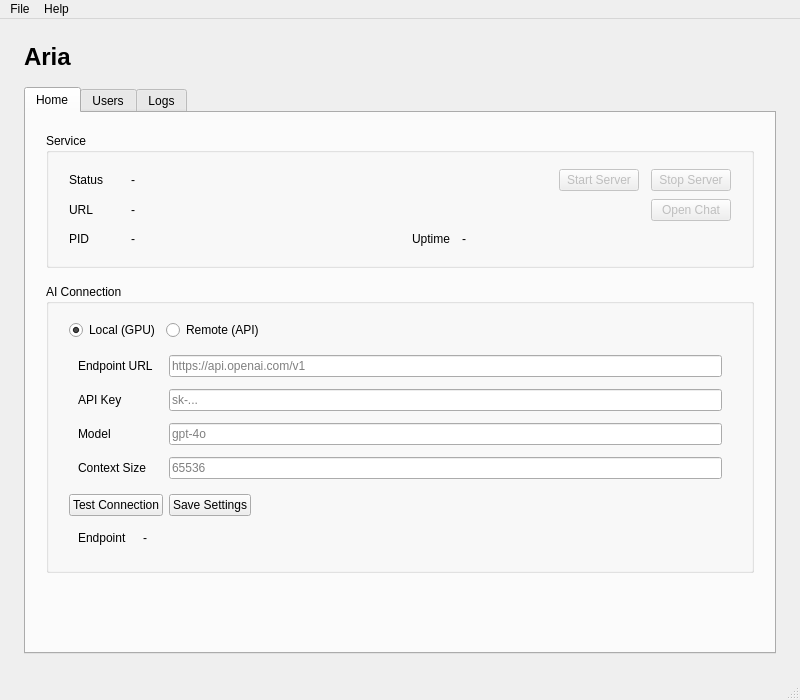
This is src/aria/gui/ui/mainwindow.ui in malvavisc0/aria-ai as Qt 5 draws it before an edit. The edited form follows.
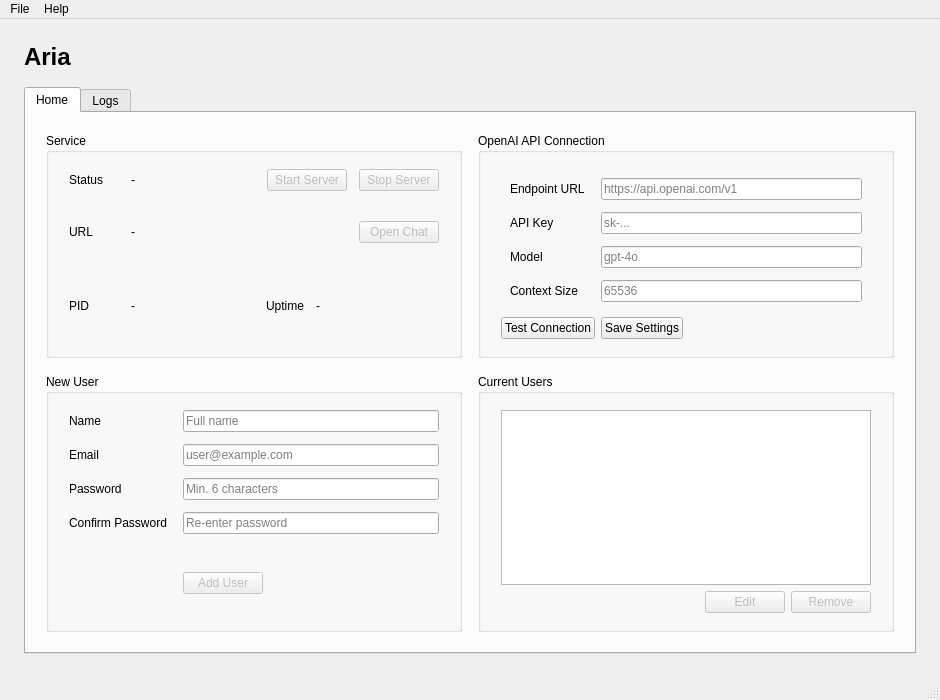
This is the edited form. Icons and pictures are not drawn.

```diff
--- a/src/aria/gui/ui/mainwindow.ui
+++ b/src/aria/gui/ui/mainwindow.ui
@@ -12,8 +12,8 @@
   </property>
   <property name="minimumSize">
    <size>
-    <width>600</width>
-    <height>450</height>
+    <width>940</width>
+    <height>660</height>
    </size>
   </property>
   <property name="focusPolicy">
@@ -104,6 +104,8 @@
          <number>20</number>
         </property>
         <item>
+         <layout class="QHBoxLayout" name="horizontalLayout_home_top">
+          <item>
           <widget class="QGroupBox" name="groupBox_Service">
            <property name="title">
             <string>Service</string>
@@ -347,7 +349,7 @@
         <item>
          <widget class="QGroupBox" name="groupBox_AI_Connection">
           <property name="title">
-           <string>AI Connection</string>
+            <string>OpenAI API Connection</string>
           </property>
           <layout class="QVBoxLayout" name="verticalLayout_ai_connection">
            <property name="leftMargin">
@@ -362,40 +364,6 @@
            <property name="bottomMargin">
             <number>16</number>
            </property>
-           <item>
-            <layout class="QHBoxLayout" name="horizontalLayout_connection_mode">
-             <item>
-              <widget class="QRadioButton" name="radioButton_LocalMode">
-               <property name="text">
-                <string>Local (GPU)</string>
-               </property>
-               <property name="checked">
-                <bool>true</bool>
-               </property>
-              </widget>
-             </item>
-             <item>
-              <widget class="QRadioButton" name="radioButton_RemoteMode">
-               <property name="text">
-                <string>Remote (API)</string>
-               </property>
-              </widget>
-             </item>
-             <item>
-              <spacer name="horizontalSpacer_connection_mode">
-               <property name="orientation">
-                <enum>Qt::Orientation::Horizontal</enum>
-               </property>
-               <property name="sizeHint" stdset="0">
-                <size>
-                 <width>40</width>
-                 <height>20</height>
-                </size>
-               </property>
-              </spacer>
-             </item>
-            </layout>
-           </item>
            <item>
             <widget class="QFrame" name="frame_RemoteSettings">
              <property name="visible">
@@ -508,70 +476,13 @@
              </item>
             </layout>
            </item>
-           <item>
-            <widget class="QFrame" name="frame_LocalStatus">
-             <layout class="QFormLayout" name="formLayout_local_status">
-              <property name="horizontalSpacing">
-               <number>16</number>
-              </property>
-              <property name="verticalSpacing">
-               <number>12</number>
-              </property>
-              <item row="0" column="0">
-               <widget class="QLabel" name="label_LocalEndpoint">
-                <property name="text">
-                 <string>Endpoint</string>
-                </property>
-               </widget>
-              </item>
-              <item row="0" column="1">
-               <widget class="QLabel" name="label_LocalEndpointValue">
-                <property name="text">
-                 <string>-</string>
-                </property>
-               </widget>
-              </item>
              </layout>
             </widget>
            </item>
           </layout>
-         </widget>
         </item>
         <item>
-         <spacer name="verticalSpacer_home">
-          <property name="orientation">
-           <enum>Qt::Orientation::Vertical</enum>
-          </property>
-          <property name="sizeHint" stdset="0">
-           <size>
-            <width>20</width>
-            <height>40</height>
-           </size>
-          </property>
-         </spacer>
-        </item>
-       </layout>
-      </widget>
-      <widget class="QWidget" name="tab_users">
-       <attribute name="title">
-        <string>Users</string>
-       </attribute>
-       <layout class="QHBoxLayout" name="horizontalLayout_users">
-        <property name="spacing">
-         <number>20</number>
-        </property>
-        <property name="leftMargin">
-         <number>20</number>
-        </property>
-        <property name="topMargin">
-         <number>20</number>
-        </property>
-        <property name="rightMargin">
-         <number>20</number>
-        </property>
-        <property name="bottomMargin">
-         <number>20</number>
-        </property>
+        <layout class="QHBoxLayout" name="horizontalLayout_home_bottom">
         <item>
          <widget class="QGroupBox" name="groupBox_CreateUser">
           <property name="title">
@@ -767,6 +678,8 @@
            </item>
           </layout>
          </widget>
+         </item>
+        </layout>
         </item>
        </layout>
       </widget>
```
Left out of the diff: 3 changed lines with no effect on the pictures. Lines whose indentation alone changed are shown as unchanged.
